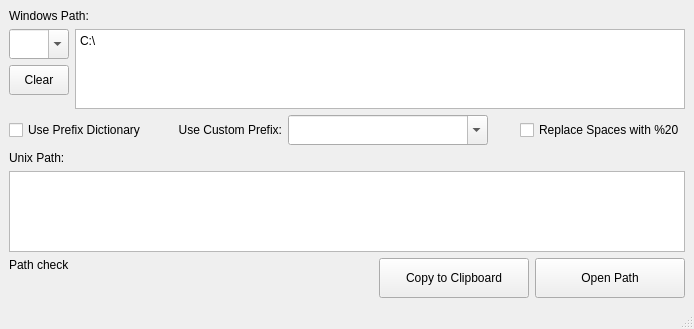
Before: the Qt Designer form mainwindow.ui in sonejostudios/WinXPath, drawn with Qt 5.
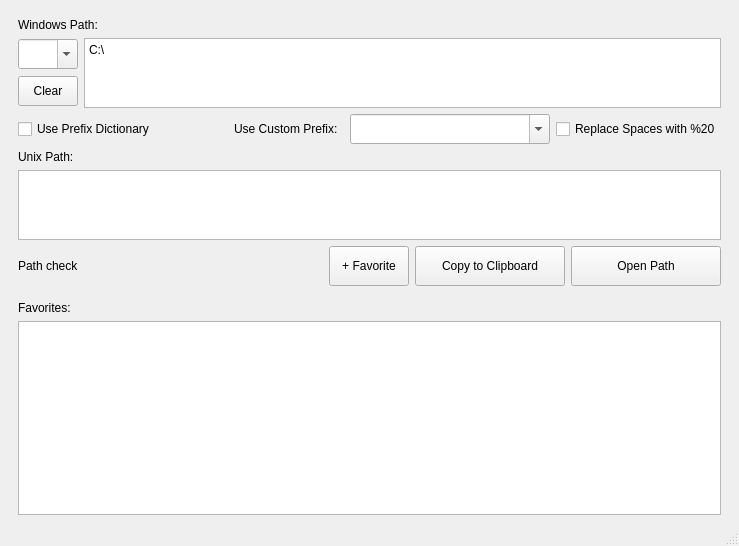
After: the same form once the commit is applied.

```diff
--- a/mainwindow.ui
+++ b/mainwindow.ui
@@ -6,15 +6,50 @@
    <rect>
     <x>0</x>
     <y>0</y>
-    <width>694</width>
-    <height>329</height>
+    <width>739</width>
+    <height>546</height>
    </rect>
   </property>
   <property name="windowTitle">
    <string>WinXPath</string>
   </property>
   <widget class="QWidget" name="centralwidget">
+   <property name="sizePolicy">
+    <sizepolicy hsizetype="Expanding" vsizetype="Expanding">
+     <horstretch>0</horstretch>
+     <verstretch>0</verstretch>
+    </sizepolicy>
+   </property>
+   <layout class="QVBoxLayout" name="verticalLayout_7">
+    <item>
+     <widget class="QWidget" name="widget" native="true">
+      <property name="sizePolicy">
+       <sizepolicy hsizetype="Expanding" vsizetype="Fixed">
+        <horstretch>0</horstretch>
+        <verstretch>0</verstretch>
+       </sizepolicy>
+      </property>
+      <property name="maximumSize">
+       <size>
+        <width>16777215</width>
+        <height>340</height>
+       </size>
+      </property>
+      <layout class="QVBoxLayout" name="verticalLayout_5">
+       <property name="spacing">
+        <number>6</number>
+       </property>
+       <property name="margin">
+        <number>9</number>
+       </property>
+       <item>
    <layout class="QVBoxLayout" name="verticalLayout_3">
+         <property name="spacing">
+          <number>6</number>
+         </property>
+         <property name="margin">
+          <number>0</number>
+         </property>
     <item>
      <widget class="QLabel" name="label_2">
       <property name="text">
@@ -24,8 +59,14 @@
     </item>
     <item>
      <layout class="QHBoxLayout" name="horizontalLayout">
+           <property name="margin">
+            <number>0</number>
+           </property>
       <item>
-       <layout class="QVBoxLayout" name="verticalLayout">
+            <layout class="QVBoxLayout" name="verticalLayout" stretch="0,0">
+             <property name="sizeConstraint">
+              <enum>QLayout::SetFixedSize</enum>
+             </property>
         <item>
          <widget class="QComboBox" name="win_prefix_box">
           <property name="minimumSize">
@@ -70,23 +111,16 @@
           </property>
          </widget>
         </item>
-        <item>
-         <spacer name="verticalSpacer">
-          <property name="orientation">
-           <enum>Qt::Vertical</enum>
-          </property>
-          <property name="sizeHint" stdset="0">
-           <size>
-            <width>20</width>
-            <height>40</height>
-           </size>
-          </property>
-         </spacer>
-        </item>
        </layout>
       </item>
       <item>
        <widget class="QPlainTextEdit" name="path_field">
+             <property name="maximumSize">
+              <size>
+               <width>16777215</width>
+               <height>70</height>
+              </size>
+             </property>
         <property name="statusTip">
          <string>Enter Windows Path</string>
         </property>
@@ -102,6 +136,9 @@
     </item>
     <item>
      <layout class="QHBoxLayout" name="horizontalLayout_2">
+           <property name="margin">
+            <number>0</number>
+           </property>
       <item>
        <widget class="QCheckBox" name="check_prefix_dict">
         <property name="statusTip">
@@ -128,7 +165,7 @@
       <item>
        <widget class="QLabel" name="label_custom_prefix">
         <property name="text">
-         <string>Use Custom Prefix:</string>
+              <string>Use Custom Prefix:  </string>
         </property>
         <property name="alignment">
          <set>Qt::AlignRight|Qt::AlignTrailing|Qt::AlignVCenter</set>
@@ -151,19 +188,6 @@
         </property>
        </widget>
       </item>
-      <item>
-       <spacer name="horizontalSpacer">
-        <property name="orientation">
-         <enum>Qt::Horizontal</enum>
-        </property>
-        <property name="sizeHint" stdset="0">
-         <size>
-          <width>40</width>
-          <height>20</height>
-         </size>
-        </property>
-       </spacer>
-      </item>
       <item>
        <widget class="QCheckBox" name="convert_space_box">
         <property name="statusTip">
@@ -185,6 +209,12 @@
     </item>
     <item>
      <widget class="QPlainTextEdit" name="converted_path_field">
+           <property name="maximumSize">
+            <size>
+             <width>16777215</width>
+             <height>70</height>
+            </size>
+           </property>
       <property name="statusTip">
        <string>Unix Path Result</string>
       </property>
@@ -193,10 +223,18 @@
       </property>
      </widget>
     </item>
+        </layout>
+       </item>
     <item>
      <layout class="QHBoxLayout" name="horizontalLayout_3">
+         <property name="margin">
+          <number>0</number>
+         </property>
       <item>
        <layout class="QVBoxLayout" name="verticalLayout_2">
+           <property name="margin">
+            <number>0</number>
+           </property>
         <item>
          <widget class="QLabel" name="path_check_label">
           <property name="statusTip">
@@ -207,19 +245,6 @@
           </property>
          </widget>
         </item>
-        <item>
-         <spacer name="verticalSpacer_2">
-          <property name="orientation">
-           <enum>Qt::Vertical</enum>
-          </property>
-          <property name="sizeHint" stdset="0">
-           <size>
-            <width>20</width>
-            <height>40</height>
-           </size>
-          </property>
-         </spacer>
-        </item>
        </layout>
       </item>
       <item>
@@ -235,6 +260,22 @@
         </property>
        </spacer>
       </item>
+         <item>
+          <widget class="QPushButton" name="add_fav_btn">
+           <property name="minimumSize">
+            <size>
+             <width>80</width>
+             <height>40</height>
+            </size>
+           </property>
+           <property name="statusTip">
+            <string>Add Path to Favorites</string>
+           </property>
+           <property name="text">
+            <string>+ Favorite</string>
+           </property>
+          </widget>
+         </item>
       <item>
        <widget class="QPushButton" name="copy_btn">
         <property name="minimumSize">
@@ -271,6 +312,57 @@
     </item>
    </layout>
   </widget>
+    </item>
+    <item>
+     <layout class="QVBoxLayout" name="verticalLayout_6">
+      <property name="leftMargin">
+       <number>9</number>
+      </property>
+      <property name="rightMargin">
+       <number>9</number>
+      </property>
+      <item>
+       <widget class="QLabel" name="label">
+        <property name="sizePolicy">
+         <sizepolicy hsizetype="Preferred" vsizetype="Fixed">
+          <horstretch>0</horstretch>
+          <verstretch>0</verstretch>
+         </sizepolicy>
+        </property>
+        <property name="maximumSize">
+         <size>
+          <width>16777215</width>
+          <height>20</height>
+         </size>
+        </property>
+        <property name="text">
+         <string>Favorites:</string>
+        </property>
+       </widget>
+      </item>
+      <item>
+       <widget class="QListWidget" name="fav_list_widget">
+        <property name="sizePolicy">
+         <sizepolicy hsizetype="Expanding" vsizetype="Expanding">
+          <horstretch>0</horstretch>
+          <verstretch>0</verstretch>
+         </sizepolicy>
+        </property>
+        <property name="minimumSize">
+         <size>
+          <width>0</width>
+          <height>80</height>
+         </size>
+        </property>
+        <property name="statusTip">
+         <string>Load Favorite: double left click / Delete Favorite: del key</string>
+        </property>
+       </widget>
+      </item>
+     </layout>
+    </item>
+   </layout>
+  </widget>
   <widget class="QMenuBar" name="menubar">
    <property name="geometry">
     <rect>
```
Left out of the diff: 2 changed lines with no effect on the pictures. Lines whose indentation alone changed are shown as unchanged.
